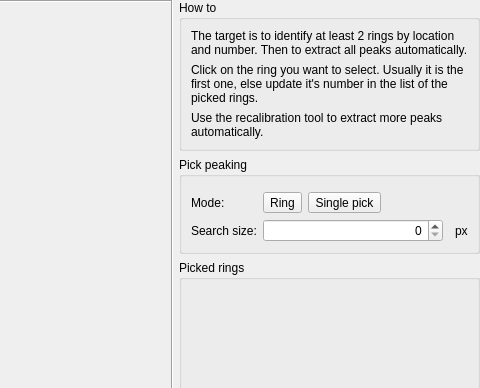
Before: the Qt Designer form pyFAI/resources/gui/calibration-peakpicking.ui in silx-kit/pyFAI, drawn with Qt 5; both pictures show x 555 to 1035 and y 0 to 388 of the 1035 by 809 pixel window.
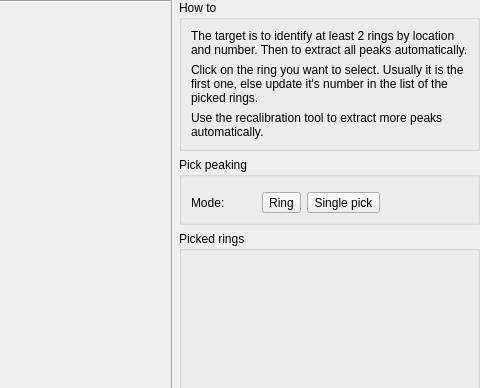
After: the same form once the commit is applied.

Diff of the .ui file:
```diff
--- a/pyFAI/resources/gui/calibration-peakpicking.ui
+++ b/pyFAI/resources/gui/calibration-peakpicking.ui
@@ -80,14 +80,7 @@
         <property name="title">
          <string>Pick peaking</string>
         </property>
-        <layout class="QGridLayout" name="gridLayout_4" columnstretch="0,1,0,0">
-         <item row="2" column="3">
-          <widget class="QLabel" name="label_39">
-           <property name="text">
-            <string>px</string>
-           </property>
-          </widget>
-         </item>
+        <layout class="QGridLayout" name="gridLayout_4" columnstretch="0,0,0,0">
          <item row="1" column="0">
           <widget class="QLabel" name="label_37">
            <property name="text">
@@ -95,13 +88,6 @@
            </property>
           </widget>
          </item>
-         <item row="2" column="0">
-          <widget class="QLabel" name="label_38">
-           <property name="text">
-            <string>Search size:</string>
-           </property>
-          </widget>
-         </item>
          <item row="0" column="1">
           <widget class="QWidget" name="widget_20" native="true">
            <property name="sizePolicy">
@@ -174,13 +160,6 @@
            </layout>
           </widget>
          </item>
-         <item row="2" column="1">
-          <widget class="QSpinBox" name="_pickingBoxSize">
-           <property name="alignment">
-            <set>Qt::AlignRight|Qt::AlignTrailing|Qt::AlignVCenter</set>
-           </property>
-          </widget>
-         </item>
         </layout>
        </widget>
       </item>
```
